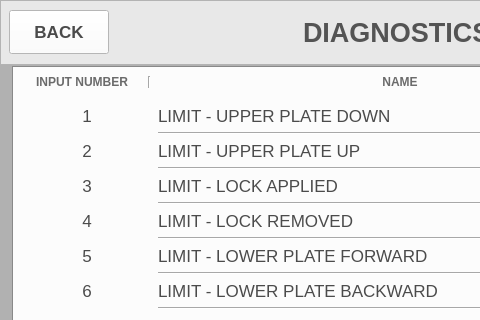
Before: the Qt Designer form UI/diagnostics-inputs-Page.ui in gursingh1996/PyQt5-HMU-3000, drawn with Qt 5; both pictures show x 0 to 480 and y 0 to 320 of the 800 by 480 pixel window.
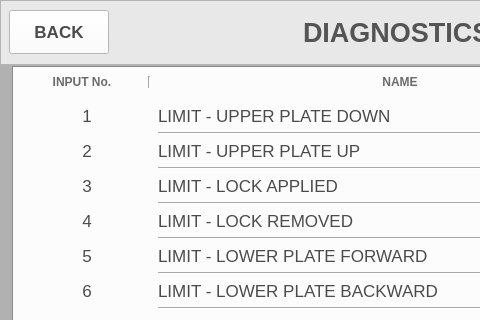
After: the same form once the commit is applied. Icons and pictures are not drawn.

The edit to the form file:
```diff
--- a/UI/diagnostics-inputs-Page.ui
+++ b/UI/diagnostics-inputs-Page.ui
@@ -246,7 +246,7 @@
                 <string notr="true">color: rgb(107, 107, 107);</string>
                </property>
                <property name="text">
-                <string>INPUT NUMBER</string>
+                <string>INPUT No.</string>
                </property>
                <property name="alignment">
                 <set>Qt::AlignCenter</set>
```
